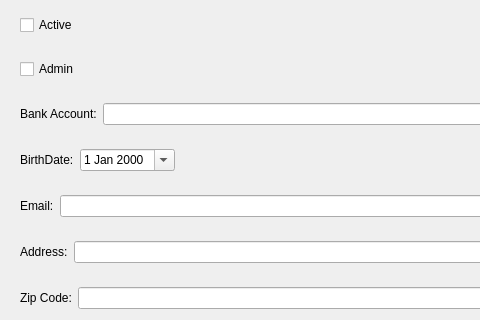
Old version of the form penyamanager/memberview.ui in the repository eguzki/penyamanager; both pictures show x 0 to 480 and y 262 to 582 of the 1000 by 1200 pixel window.
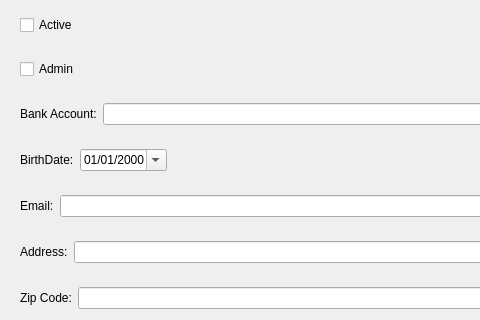
New version of the form.

Diff of the .ui file:
```diff
--- a/penyamanager/memberview.ui
+++ b/penyamanager/memberview.ui
@@ -417,6 +417,9 @@
       </item>
       <item>
        <widget class="QDateEdit" name="birthdateDateEdit">
+        <property name="displayFormat">
+         <string>dd/MM/yyyy</string>
+        </property>
         <property name="calendarPopup">
          <bool>true</bool>
         </property>
```
